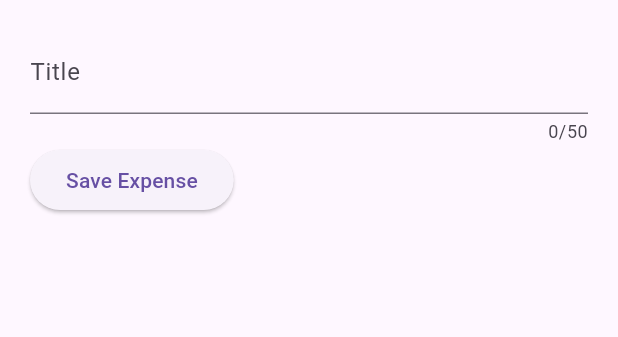
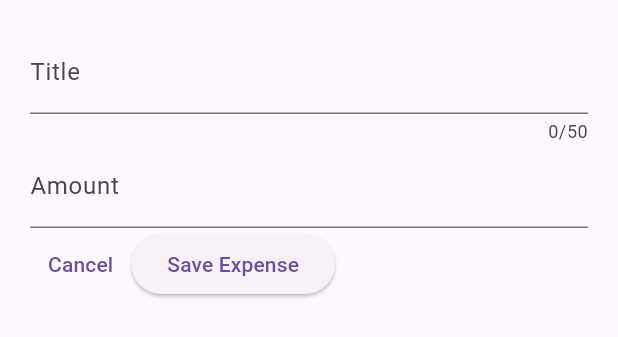
Before and after one commit to JoaoVitorLima242/expenses_tracker, a Flutter app: the NewExpensesBottomSheet widget shown alone on an empty page, opened directly, after a tap on "Save Expense", on a phone screen of 412 x 824 dp. Shown: the top 337 px of the screen. Run offline on Flutter 3.47's test engine with Material 2 defaults, Android fonts, the phone set to English and light mode, and no system bars.

Commit message:
add some widgets to modal

```diff
--- a/lib/custom_widgets/new_expense_bottom_sheet.dart
+++ b/lib/custom_widgets/new_expense_bottom_sheet.dart
@@ -11,16 +11,21 @@ class NewExpensesBottomSheet extends StatefulWidget {
 
 class _NewExpensesBottomSheet extends State<NewExpensesBottomSheet> {
   final _titleController = TextEditingController();
+  final _amountController = TextEditingController();
 
   @override
   void dispose() {
     _titleController.dispose();
+    _amountController.dispose();
     super.dispose();
   }
 
   void _onSaveExpense() {
     print(_titleController.text);
+    print(_amountController.text);
   }
+
+  void _onCancel() {}
 
   @override
   Widget build(BuildContext context) {
@@ -36,8 +41,17 @@ class _NewExpensesBottomSheet extends State<NewExpensesBottomSheet> {
               label: Text('Title'),
             ),
           ),
+          TextField(
+            controller: _amountController,
+            keyboardType: TextInputType.number,
+            decoration: const InputDecoration(
+              prefixText: '\$ ',
+              label: Text('Amount'),
+            ),
+          ),
           Row(
             children: [
+              TextButton(onPressed: _onCancel, child: const Text('Cancel')),
               ElevatedButton(
                 onPressed: _onSaveExpense,
                 child: const Text('Save Expense'),
```
